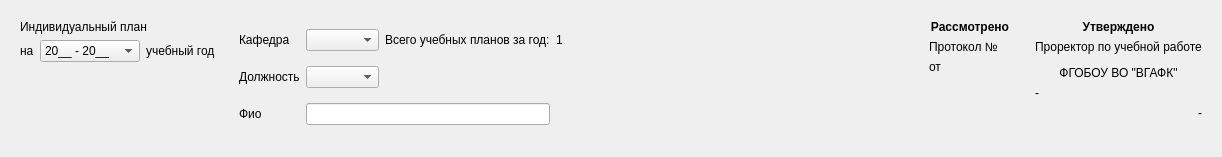
Qt form client/src/header/header.ui (rainovskyqt/teacher_plan) before a commit.
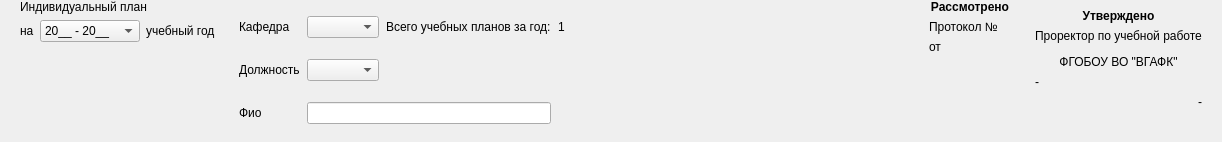
The same form after that commit. The open tabs and pages were chosen to show the change. Custom widgets are drawn as their Qt base class.

```diff
--- a/client/src/header/header.ui
+++ b/client/src/header/header.ui
@@ -7,16 +7,28 @@
     <x>0</x>
     <y>0</y>
     <width>1222</width>
-    <height>157</height>
+    <height>142</height>
    </rect>
   </property>
   <property name="windowTitle">
    <string>Form</string>
   </property>
   <layout class="QHBoxLayout" name="horizontalLayout_3" stretch="0,1,1,0,0">
+   <property name="topMargin">
+    <number>0</number>
+   </property>
+   <property name="bottomMargin">
+    <number>0</number>
+   </property>
    <item>
     <widget class="QWidget" name="w_personalPlan" native="true">
      <layout class="QVBoxLayout" name="verticalLayout_3">
+      <property name="topMargin">
+       <number>0</number>
+      </property>
+      <property name="bottomMargin">
+       <number>0</number>
+      </property>
       <item>
        <widget class="QLabel" name="label_7">
         <property name="text">
@@ -79,6 +91,18 @@
    <item>
     <widget class="QWidget" name="w_teacherData" native="true">
      <layout class="QGridLayout" name="gridLayout" columnstretch="0,1,1,0">
+      <property name="topMargin">
+       <number>0</number>
+      </property>
+      <property name="bottomMargin">
+       <number>0</number>
+      </property>
+      <property name="horizontalSpacing">
+       <number>7</number>
+      </property>
+      <property name="verticalSpacing">
+       <number>5</number>
+      </property>
       <item row="0" column="0">
        <widget class="QLabel" name="label_4">
         <property name="text">
@@ -155,10 +179,17 @@
    <item>
     <widget class="QWidget" name="w_protocol" native="true">
      <layout class="QVBoxLayout" name="verticalLayout">
+      <property name="topMargin">
+       <number>0</number>
+      </property>
+      <property name="bottomMargin">
+       <number>0</number>
+      </property>
       <item>
        <widget class="QLabel" name="label_2">
         <property name="font">
          <font>
+          <weight>75</weight>
           <bold>true</bold>
          </font>
         </property>
@@ -262,6 +293,7 @@
         <widget class="QLabel" name="lbl_approvedStatus">
          <property name="font">
           <font>
+           <weight>75</weight>
            <bold>true</bold>
           </font>
          </property>
```
